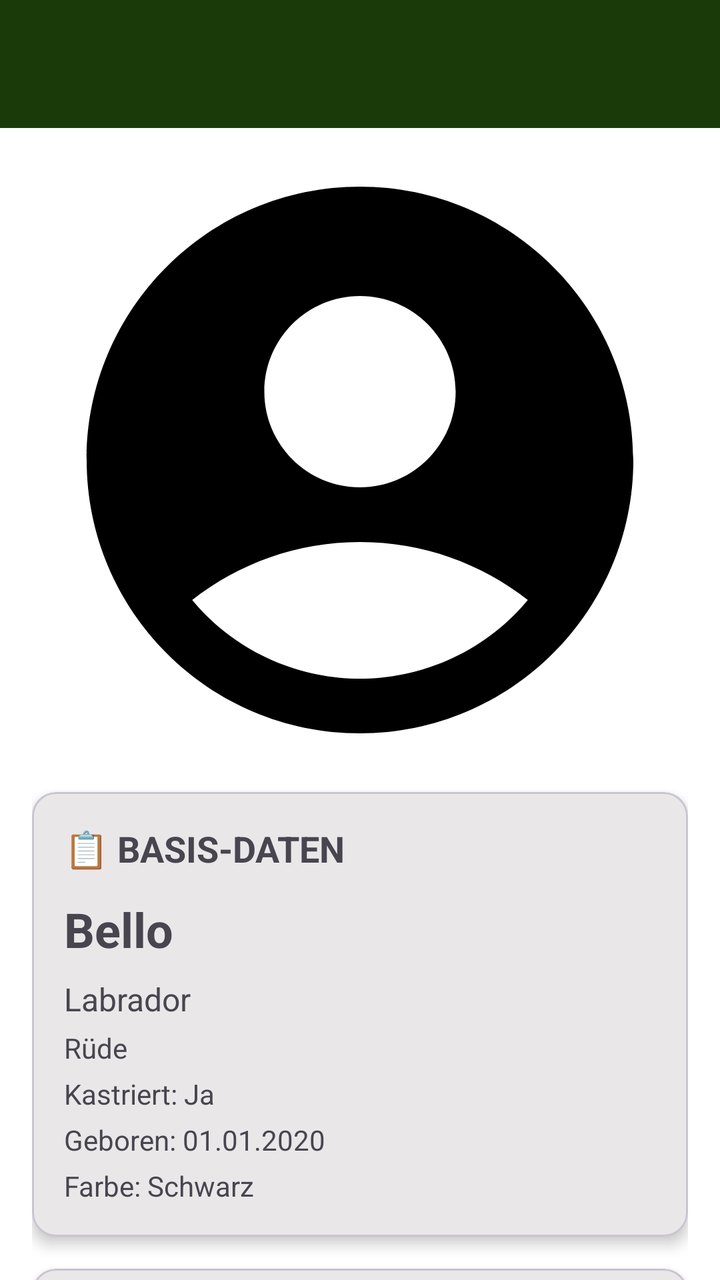
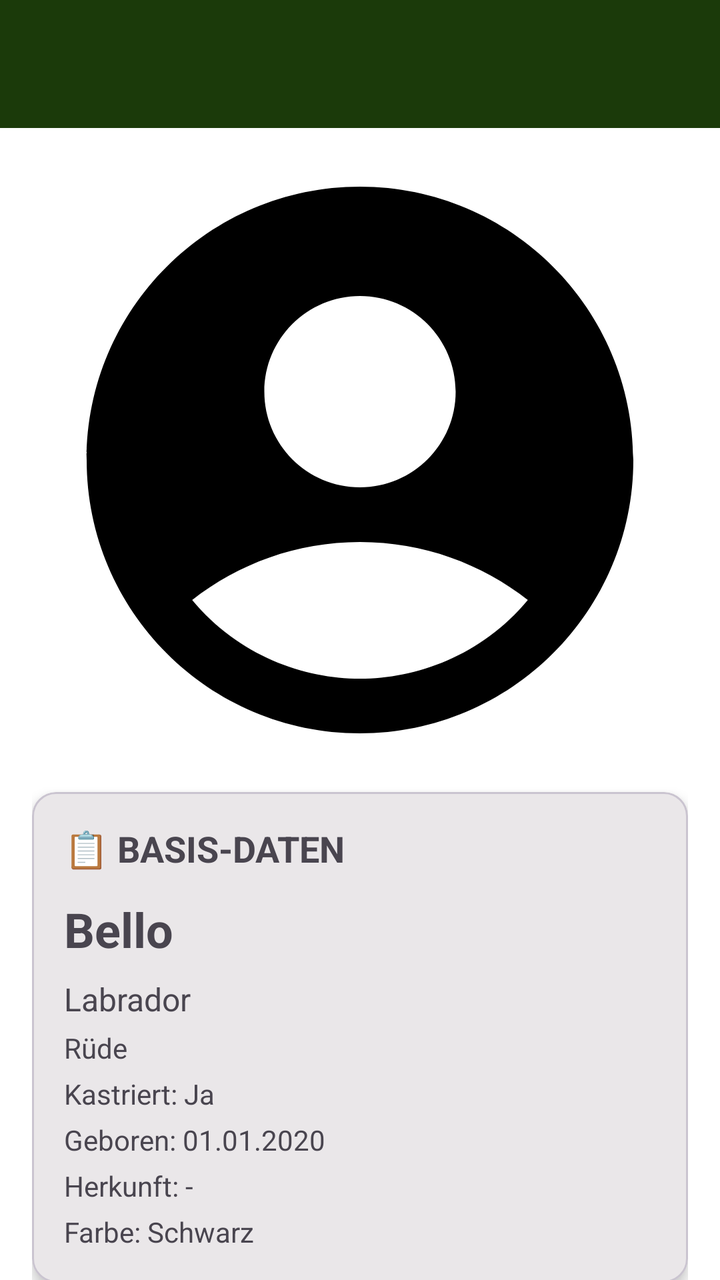

An Android layout rendered at two revisions. The XML below is the earlier revision; the diff shows what the commit changed to produce the second picture.
<!-- AndroidManifest.xml: activity theme Theme.HundeWildnis -->
<!-- res/layout/activity_dog_view.xml -->
<?xml version="1.0" encoding="utf-8"?>
<androidx.coordinatorlayout.widget.CoordinatorLayout
    xmlns:android="http://schemas.android.com/apk/res/android"
    xmlns:app="http://schemas.android.com/apk/res-auto"
    android:layout_width="match_parent"
    android:layout_height="match_parent">

    <com.google.android.material.appbar.AppBarLayout
        android:layout_width="match_parent"
        android:layout_height="wrap_content"
        android:fitsSystemWindows="true">

        <androidx.appcompat.widget.Toolbar
            android:id="@+id/toolbar"
            android:layout_width="match_parent"
            android:layout_height="?attr/actionBarSize"
            android:background="#1B3A0A"
            app:titleTextColor="#FFFFFF" />
    </com.google.android.material.appbar.AppBarLayout>

    <androidx.core.widget.NestedScrollView
        android:layout_width="match_parent"
        android:layout_height="match_parent"
        app:layout_behavior="@string/appbar_scrolling_view_behavior">

        <LinearLayout
            android:layout_width="match_parent"
            android:layout_height="wrap_content"
            android:orientation="vertical"
            android:padding="16dp">

            
            <ImageView
                android:id="@+id/ivPhoto"
                android:layout_width="match_parent"
                android:layout_height="300dp"
                android:scaleType="centerCrop"
                android:src="@drawable/ic_dog_placeholder"
                android:contentDescription="Hundefoto"
                android:layout_marginBottom="16dp" />

            
            <com.google.android.material.card.MaterialCardView
                android:layout_width="match_parent"
                android:layout_height="wrap_content"
                app:cardCornerRadius="12dp"
                app:cardElevation="4dp"
                android:layout_marginBottom="16dp">

                <LinearLayout
                    android:layout_width="match_parent"
                    android:layout_height="wrap_content"
                    android:orientation="vertical"
                    android:padding="16dp">

                    <TextView
                        android:layout_width="wrap_content"
                        android:layout_height="wrap_content"
                        android:text="📋 BASIS-DATEN"
                        android:textSize="18sp"
                        android:textStyle="bold"
                        android:layout_marginBottom="12dp" />

                    <TextView
                        android:id="@+id/tvName"
                        android:layout_width="wrap_content"
                        android:layout_height="wrap_content"
                        android:text="Bello"
                        android:textSize="24sp"
                        android:textStyle="bold"
                        android:layout_marginBottom="8dp" />

                    <TextView
                        android:id="@+id/tvBreed"
                        android:layout_width="wrap_content"
                        android:layout_height="wrap_content"
                        android:text="Labrador"
                        android:textSize="16sp"
                        android:layout_marginBottom="4dp" />

                    <TextView
                        android:id="@+id/tvGender"
                        android:layout_width="wrap_content"
                        android:layout_height="wrap_content"
                        android:text="Rüde"
                        android:textSize="14sp"
                        android:layout_marginBottom="4dp" />

                    <TextView
                        android:id="@+id/tvNeutered"
                        android:layout_width="wrap_content"
                        android:layout_height="wrap_content"
                        android:text="Kastriert: Ja"
                        android:textSize="14sp"
                        android:layout_marginBottom="4dp" />

                    <TextView
                        android:id="@+id/tvBirthDate"
                        android:layout_width="wrap_content"
                        android:layout_height="wrap_content"
                        android:text="Geboren: 01.01.2020"
                        android:textSize="14sp"
                        android:layout_marginBottom="4dp" />

                    <TextView
                        android:id="@+id/tvColor"
                        android:layout_width="wrap_content"
                        android:layout_height="wrap_content"
                        android:text="Farbe: Schwarz"
                        android:textSize="14sp" />
                </LinearLayout>
            </com.google.android.material.card.MaterialCardView>

            
            <com.google.android.material.card.MaterialCardView
                android:layout_width="match_parent"
                android:layout_height="wrap_content"
                app:cardCornerRadius="12dp"
                app:cardElevation="4dp"
                android:layout_marginBottom="16dp">

                <LinearLayout
                    android:layout_width="match_parent"
                    android:layout_height="wrap_content"
                    android:orientation="vertical"
                    android:padding="16dp">

                    <TextView
                        android:layout_width="wrap_content"
                        android:layout_height="wrap_content"
                        android:text="🔖 IDENTIFIKATION"
                        android:textSize="18sp"
                        android:textStyle="bold"
                        android:layout_marginBottom="12dp" />

                    <TextView
                        android:id="@+id/tvChip"
                        android:layout_width="wrap_content"
                        android:layout_height="wrap_content"
                        android:text="Chip: 123456789"
                        android:textSize="14sp"
                        android:layout_marginBottom="4dp" />

                    <TextView
                        android:id="@+id/tvTax"
                        android:layout_width="wrap_content"
                        android:layout_height="wrap_content"
                        android:text="Steuernummer: -"
                        android:textSize="14sp"
                        android:layout_marginBottom="4dp" />

                    <TextView
                        android:id="@+id/tvTasso"
                        android:layout_width="wrap_content"
                        android:layout_height="wrap_content"
                        android:text="TASSO: -"
                        android:textSize="14sp" />
                </LinearLayout>
            </com.google.android.material.card.MaterialCardView>

            
            <com.google.android.material.card.MaterialCardView
                android:layout_width="match_parent"
                android:layout_height="wrap_content"
                app:cardCornerRadius="12dp"
                app:cardElevation="4dp"
                android:layout_marginBottom="16dp">

                <LinearLayout
                    android:layout_width="match_parent"
                    android:layout_height="wrap_content"
                    android:orientation="vertical"
                    android:padding="16dp">

                    <TextView
                        android:layout_width="wrap_content"
                        android:layout_height="wrap_content"
                        android:text="💉 GESUNDHEIT"
                        android:textSize="18sp"
                        android:textStyle="bold"
                        android:layout_marginBottom="12dp" />

                    <TextView
                        android:id="@+id/tvVaccination"
                        android:layout_width="wrap_content"
                        android:layout_height="wrap_content"
                        android:text="Impfstatus: -"
                        android:textSize="14sp"
                        android:layout_marginBottom="4dp" />

                    <TextView
                        android:id="@+id/tvDeworming"
                        android:layout_width="wrap_content"
                        android:layout_height="wrap_content"
                        android:text="Entwurmung: -"
                        android:textSize="14sp"
                        android:layout_marginBottom="4dp" />

                    <TextView
                        android:id="@+id/tvFleaTick"
                        android:layout_width="wrap_content"
                        android:layout_height="wrap_content"
                        android:text="Floh/Zecke: -"
                        android:textSize="14sp"
                        android:layout_marginBottom="4dp" />

                    <TextView
                        android:id="@+id/tvWeight"
                        android:layout_width="wrap_content"
                        android:layout_height="wrap_content"
                        android:text="Gewicht: -"
                        android:textSize="14sp"
                        android:layout_marginBottom="4dp" />

                    <TextView
                        android:id="@+id/tvMedical"
                        android:layout_width="wrap_content"
                        android:layout_height="wrap_content"
                        android:text="Hinweise: -"
                        android:textSize="14sp" />
                </LinearLayout>
            </com.google.android.material.card.MaterialCardView>

            
            <com.google.android.material.card.MaterialCardView
                android:layout_width="match_parent"
                android:layout_height="wrap_content"
                app:cardCornerRadius="12dp"
                app:cardElevation="4dp"
                android:layout_marginBottom="16dp">

                <LinearLayout
                    android:layout_width="match_parent"
                    android:layout_height="wrap_content"
                    android:orientation="vertical"
                    android:padding="16dp">

                    <TextView
                        android:layout_width="wrap_content"
                        android:layout_height="wrap_content"
                        android:text="👨‍⚕️ KONTAKTE"
                        android:textSize="18sp"
                        android:textStyle="bold"
                        android:layout_marginBottom="12dp" />

                    <TextView
                        android:id="@+id/tvVet"
                        android:layout_width="wrap_content"
                        android:layout_height="wrap_content"
                        android:text="Tierarzt: -"
                        android:textSize="14sp"
                        android:layout_marginBottom="4dp" />

                    <TextView
                        android:id="@+id/tvInsurance"
                        android:layout_width="wrap_content"
                        android:layout_height="wrap_content"
                        android:text="Versicherung: -"
                        android:textSize="14sp"
                        android:layout_marginBottom="4dp" />

                    <TextView
                        android:id="@+id/tvOwner"
                        android:layout_width="wrap_content"
                        android:layout_height="wrap_content"
                        android:text="Besitzer: -"
                        android:textSize="14sp"
                        android:layout_marginBottom="4dp" />

                    <TextView
                        android:id="@+id/tvEmergency"
                        android:layout_width="wrap_content"
                        android:layout_height="wrap_content"
                        android:text="Notfall: -"
                        android:textSize="14sp" />
                </LinearLayout>
            </com.google.android.material.card.MaterialCardView>

            
            <com.google.android.material.card.MaterialCardView
                android:layout_width="match_parent"
                android:layout_height="wrap_content"
                app:cardCornerRadius="12dp"
                app:cardElevation="4dp"
                android:layout_marginBottom="16dp">

                <LinearLayout
                    android:layout_width="match_parent"
                    android:layout_height="wrap_content"
                    android:orientation="vertical"
                    android:padding="16dp">

                    <TextView
                        android:layout_width="wrap_content"
                        android:layout_height="wrap_content"
                        android:text="🍖 FUTTER und VERHALTEN"
                        android:textSize="18sp"
                        android:textStyle="bold"
                        android:layout_marginBottom="12dp" />

                    <TextView
                        android:id="@+id/tvFood"
                        android:layout_width="wrap_content"
                        android:layout_height="wrap_content"
                        android:text="Futter: -"
                        android:textSize="14sp"
                        android:layout_marginBottom="4dp" />

                    <TextView
                        android:id="@+id/tvBehavior"
                        android:layout_width="wrap_content"
                        android:layout_height="wrap_content"
                        android:text="Verhalten: -"
                        android:textSize="14sp" />
                </LinearLayout>
            </com.google.android.material.card.MaterialCardView>

        </LinearLayout>
    </androidx.core.widget.NestedScrollView>

</androidx.coordinatorlayout.widget.CoordinatorLayout>
<!-- resources referenced by this layout -->
<resources>
  <!-- drawable ic_dog_placeholder (drawable) -->
  <vector xmlns:android="http://schemas.android.com/apk/res/android" android:height="24dp" android:tint="#000000" android:viewportHeight="24" android:viewportWidth="24" android:width="24dp">
        
      <path android:fillColor="@android:color/white" android:pathData="M12,2C6.48,2 2,6.48 2,12s4.48,10 10,10s10,-4.48 10,-10S17.52,2 12,2zM12,6c1.93,0 3.5,1.57 3.5,3.5S13.93,13 12,13s-3.5,-1.57 -3.5,-3.5S10.07,6 12,6zM12,20c-2.03,0 -4.43,-0.82 -6.14,-2.88C7.55,15.8 9.68,15 12,15s4.45,0.8 6.14,2.12C16.43,19.18 14.03,20 12,20z"/>
      
  </vector>
  <style name="Theme.HundeWildnis" parent="Base.Theme.HundeWildnis" />
  <style name="Base.Theme.HundeWildnis" parent="Theme.Material3.Light.NoActionBar">
          <item name="colorPrimary">#2d5016</item>
          <item name="colorPrimaryVariant">#1a3009</item>
          <item name="colorOnPrimary">#FFFFFF</item>
          <item name="colorSecondary">#6b8e4e</item>
          <item name="colorSecondaryVariant">#4a6135</item>
          <item name="colorOnSecondary">#000000</item>
          <item name="android:statusBarColor">?attr/colorPrimaryVariant</item>
  
          <item name="android:navigationBarColor">@android:color/transparent</item>
          <item name="android:windowLightStatusBar">true</item>
          <item name="android:windowLightNavigationBar">true</item>
          <item name="android:enforceNavigationBarContrast" tools:targetApi="q">false</item>
          <item name="android:enforceStatusBarContrast" tools:targetApi="q">false</item>
  
          
          <item name="colorAccent">#2d5016</item>
          <item name="android:textColorPrimary">#000000</item>
  
          
          <item name="materialAlertDialogTheme">@style/AlertDialogTheme</item>
  
          
          <item name="actionMenuTextColor">#FFFFFF</item>
  
          
          <item name="android:windowBackground">#FFFFFF</item>
          <item name="android:colorBackground">#FFFFFF</item>
      </style>
  <style name="AlertDialogTheme" parent="ThemeOverlay.Material3.MaterialAlertDialog">
          
          <item name="colorSurface">#FFFFFF</item>
  
          
          <item name="colorOnSurface">#000000</item>
          <item name="android:textColorPrimary">#000000</item>
  
          
          <item name="buttonBarPositiveButtonStyle">@style/DialogButtonStyle.Light</item>
          <item name="buttonBarNegativeButtonStyle">@style/DialogButtonStyle.Light</item>
          <item name="buttonBarNeutralButtonStyle">@style/DialogButtonStyle.Light</item>
      </style>
  <style name="DialogButtonStyle.Light" parent="Widget.Material3.Button.TextButton.Dialog">
          
          <item name="android:textColor">#2d5016</item>
  
          
          <item name="backgroundTint">@android:color/transparent</item>
  
          
          <item name="rippleColor">#332d5016</item>
      </style>
</resources>

<!-- the commit's change to res/layout/activity_dog_view.xml (unified diff, before → after) -->
@@ -103,6 +103,14 @@
                         android:layout_marginBottom="4dp" />
 
                     <TextView
+                        android:id="@+id/tvOriginCountry"
+                        android:layout_width="wrap_content"
+                        android:layout_height="wrap_content"
+                        android:text="Herkunft: -"
+                        android:textSize="14sp"
+                        android:layout_marginBottom="4dp" />
+
+                    <TextView
                         android:id="@+id/tvColor"
                         android:layout_width="wrap_content"
                         android:layout_height="wrap_content"
@@ -154,6 +162,14 @@
                         android:layout_width="wrap_content"
                         android:layout_height="wrap_content"
                         android:text="TASSO: -"
+                        android:textSize="14sp"
+                        android:layout_marginBottom="4dp" />
+
+                    <TextView
+                        android:id="@+id/tvPetPassport"
+                        android:layout_width="wrap_content"
+                        android:layout_height="wrap_content"
+                        android:text="Heimtierausweis: -"
                         android:textSize="14sp" />
                 </LinearLayout>
             </com.google.android.material.card.MaterialCardView>
@@ -189,6 +205,14 @@
                         android:layout_marginBottom="4dp" />
 
                     <TextView
+                        android:id="@+id/tvAdditionalVaccination"
+                        android:layout_width="wrap_content"
+                        android:layout_height="wrap_content"
+                        android:text="Weitere Impfungen: -"
+                        android:textSize="14sp"
+                        android:layout_marginBottom="4dp" />
+
+                    <TextView
                         android:id="@+id/tvDeworming"
                         android:layout_width="wrap_content"
                         android:layout_height="wrap_content"
@@ -213,6 +237,22 @@
                         android:layout_marginBottom="4dp" />
 
                     <TextView
+                        android:id="@+id/tvShoulderHeight"
+                        android:layout_width="wrap_content"
+                        android:layout_height="wrap_content"
+                        android:text="Schulterhöhe: -"
+                        android:textSize="14sp"
+                        android:layout_marginBottom="4dp" />
+
+                    <TextView
+                        android:id="@+id/tvBodyLength"
+                        android:layout_width="wrap_content"
+                        android:layout_height="wrap_content"
+                        android:text="Körperlänge: -"
+                        android:textSize="14sp"
+                        android:layout_marginBottom="4dp" />
+
+                    <TextView
                         android:id="@+id/tvMedical"
                         android:layout_width="wrap_content"
                         android:layout_height="wrap_content"
@@ -255,7 +295,15 @@
                         android:id="@+id/tvInsurance"
                         android:layout_width="wrap_content"
                         android:layout_height="wrap_content"
-                        android:text="Versicherung: -"
+                        android:text="Haftpflicht: -"
+                        android:textSize="14sp"
+                        android:layout_marginBottom="4dp" />
+
+                    <TextView
+                        android:id="@+id/tvHealthInsurance"
+                        android:layout_width="wrap_content"
+                        android:layout_height="wrap_content"
+                        android:text="Krankenvers.: -"
                         android:textSize="14sp"
                         android:layout_marginBottom="4dp" />
 
